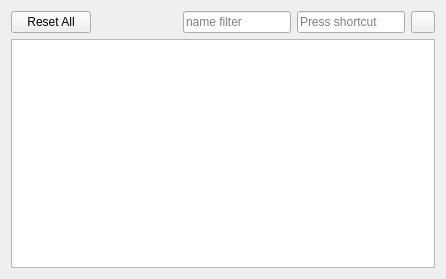
Before: the Qt Designer form src/preferences/keybindingspage.ui in pasbi/ommpfritt, drawn with Qt 5.
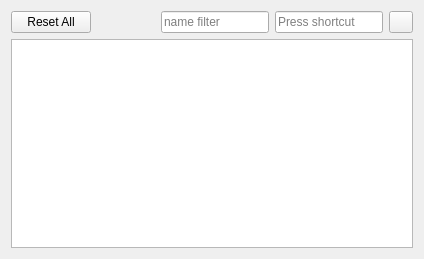
After: the same form once the commit is applied. Custom widgets are drawn as their Qt base class.

The edit to the form file:
```diff
--- a/src/preferences/keybindingspage.ui
+++ b/src/preferences/keybindingspage.ui
@@ -6,8 +6,8 @@
    <rect>
     <x>0</x>
     <y>0</y>
-    <width>446</width>
-    <height>279</height>
+    <width>424</width>
+    <height>259</height>
    </rect>
   </property>
   <property name="windowTitle">
```
Left out of the diff: 3 changed lines with no effect on the pictures.
